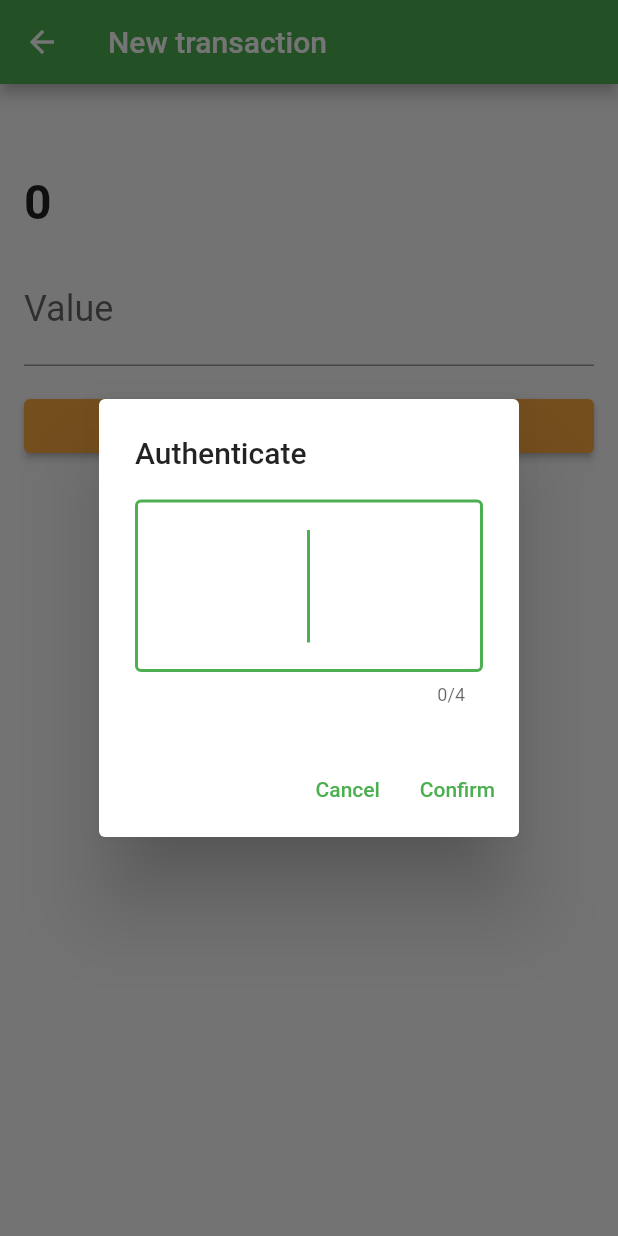
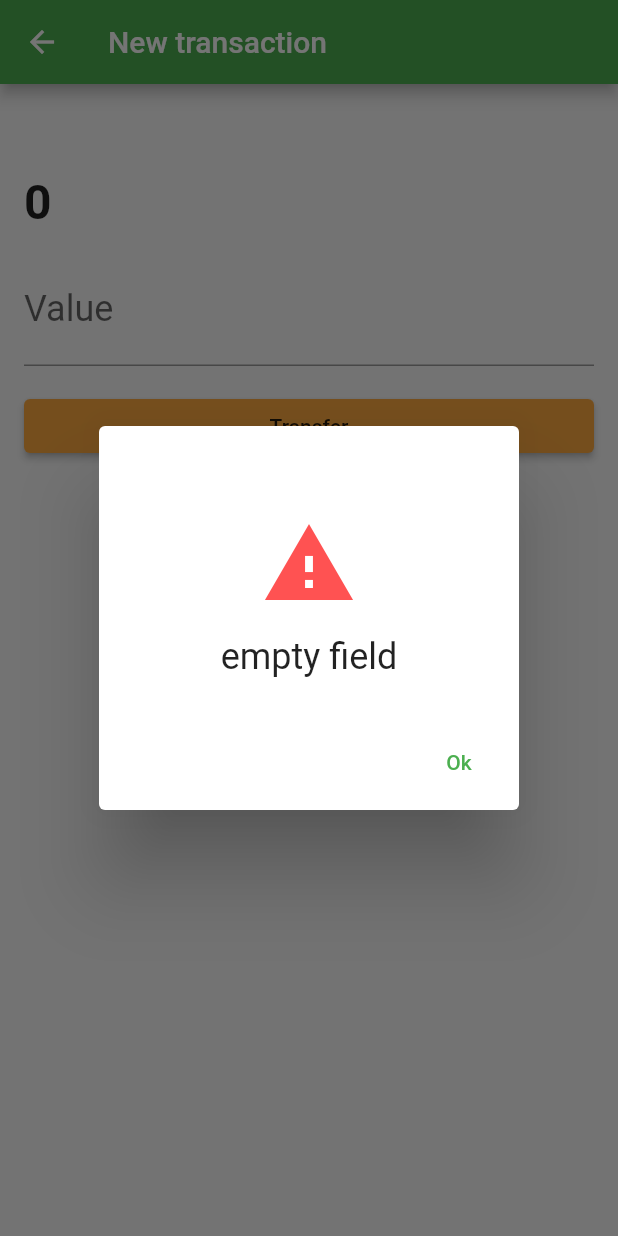
Before and after one commit to dnokaneda/flutter-bytebank, a Flutter app: the Transaction_form screen opened directly with empty values, after a tap on "Transfer", on a phone screen of 412 x 824 dp. Run offline on Flutter 3.47's test engine with Material 2 defaults, Android fonts, the phone set to English and light mode, and no system bars; our stand-ins replace sqflite; missing offline and left inert: http_interceptor; accounts and stored records are empty.

Commit message:
Curso 04: módulo 02

```diff
--- a/lib/api/transaction_webcliente.dart
+++ b/lib/api/transaction_webcliente.dart
@@ -23,7 +23,12 @@ class TransactionWebClient {
       body: transactionJson,
     ).timeout(timeout);
 
-    return Transaction_new.fromJson(jsonDecode(res.body));
+    if (res.statusCode == 200) {
+      return Transaction_new.fromJson(jsonDecode(res.body));
+    }
+
+    _throwHttpError(res.statusCode);
+    throw Exception('Unknown error');
   }
 
   List<Transaction_new> _toTransactions(Response res) {
@@ -41,4 +46,13 @@ class TransactionWebClient {
 
     // return transactions;
   }
+
+  void _throwHttpError(int statusCode) {
+    throw Exception(_statusCodeResponses[statusCode]);
+  }
+
+  static final Map<int, String> _statusCodeResponses = {
+    400: 'there was an error submitting transaction',
+    401: 'authentication failed',
+  };
 }
--- /dev/null
+++ b/lib/components/response_dialog.dart
@@ -0,0 +1,104 @@
+import 'package:flutter/material.dart';
+
+class ResponseDialog extends StatelessWidget {
+  final String title;
+  final String message;
+  final String buttonText;
+  final Color colorIcon;
+
+  ResponseDialog({
+    this.title = "",
+    this.message = "",
+    this.buttonText = 'Ok',
+    this.colorIcon = Colors.redAccent,
+  });
+
+  @override
+  Widget build(BuildContext context) {
+    return AlertDialog(
+      title: Visibility(
+        child: Text(title),
+        visible: title.isNotEmpty,
+      ),
+      content: Column(
+        mainAxisSize: MainAxisSize.min,
+        mainAxisAlignment: MainAxisAlignment.center,
+        crossAxisAlignment: CrossAxisAlignment.center,
+        children: <Widget>[
+          Visibility(
+            child: Padding(
+              padding: const EdgeInsets.only(top: 16.0),
+              child: Icon(
+                Icons.warning,
+                size: 64,
+                color: colorIcon,
+              ),
+            ),
+            visible: true,
+          ),
+          Visibility(
+            child: Padding(
+              padding: const EdgeInsets.only(top: 16.0),
+              child: Text(
+                message,
+                textAlign: TextAlign.center,
+                style: TextStyle(
+                  fontSize: 24.0,
+                ),
+              ),
+            ),
+            visible: message.isNotEmpty,
+          )
+        ],
+      ),
+      actions: <Widget>[
+        TextButton(
+          child: Text(buttonText),
+          onPressed: () => Navigator.pop(context),
+        ),
+      ],
+    );
+  }
+}
+
+class SuccessDialog extends StatelessWidget {
+  final String title;
+  final String message;
+  final IconData icon;
+
+  SuccessDialog({
+    required this.message,
+    this.title = 'Success',
+    this.icon = Icons.done,
+  });
+
+  @override
+  Widget build(BuildContext context) {
+    return ResponseDialog(
+      title: title,
+      message: message,
+      colorIcon: Colors.green,
+    );
+  }
+}
+
+class FailureDialog extends StatelessWidget {
+  final String title;
+  final String message;
+  final IconData icon;
+
+  FailureDialog(
+    this.message, {
+    this.title = 'Failure',
+    this.icon = Icons.warning,
+  });
+
+  @override
+  Widget build(BuildContext context) {
+    return ResponseDialog(
+      title: title,
+      message: message,
+      colorIcon: Colors.red,
+    );
+  }
+}
--- a/lib/screen/transaction_form.dart
+++ b/lib/screen/transaction_form.dart
@@ -1,6 +1,7 @@
 import 'package:bytebank/api/transaction_webcliente.dart';
 import 'package:flutter/material.dart';
 import 'package:bytebank/components/contact_new.dart';
+import 'package:bytebank/components/response_dialog.dart';
 import 'package:bytebank/components/transaction_new.dart';
 import 'package:bytebank/components/transaction_auth_dialog.dart';
 
@@ -60,22 +61,13 @@ class _TransactionFormState extends State<Transaction_form> {
                   width: double.maxFinite,
                   child: ElevatedButton(
                     child: Text('Transfer'), onPressed: () {
-                      showDialog(
-                        context: context,
-                        builder: (contextDialog) {
-                          return Transaction_Auth_Dialog(
-                            onConfirm: (String password) {
-                              final Transaction_new transactionCreated = Transaction_new(
-                                value: double.parse(_valueController.text),
-                                contact:  widget.contact.name,
-                                accountNumber:  widget.contact.accountNumber,
-                              );
-                              _save(transactionCreated, password, context, _webClient);
-                            },
-                          );
-                        },
-                      );
-                  },
+                      handleTransaction(
+                        _valueController,
+                        context,
+                        widget.contact,
+                        _webClient,
+                      ); // handleTransaction
+                    },
                   ),
                 ),
               )
@@ -87,13 +79,61 @@ class _TransactionFormState extends State<Transaction_form> {
   }
 }
 
-void _save (
+Future<void> handleTransaction(
+  TextEditingController _valueController,
+  BuildContext context,
+  Contact_new contact,
+  TransactionWebClient _webClient
+) async {
+  if(_valueController.text.isEmpty) {
+    showDialog(
+      context: context,
+      builder: (contextDialog) {
+        return ResponseDialog(message: 'empty field');
+      },
+    );
+  } else {
+    showDialog(
+      context: context,
+      builder: (contextDialog) {
+        return Transaction_Auth_Dialog(
+          onConfirm: (String password) {
+            final Transaction_new transactionCreated = Transaction_new(
+              value: double.parse(_valueController.text),
+              contact:  contact.name,
+              accountNumber:  contact.accountNumber,
+            );
+
+            saveNew(transactionCreated, password, context, _webClient);
+          },
+        );
+      },
+    ); // showDialog
+  }
+}
+
+Future<void> saveNew(
   Transaction_new transactionCreated,
   String password,
   BuildContext context,
   TransactionWebClient _webClient
 ) async {
-  // debugPrint(password);
-  _webClient.save(transactionCreated, password);
-  Navigator.pop(context);
+  try {
+    await _webClient.save(transactionCreated, password);
+    Navigator.pop(context);
+    showDialog(
+      context: context,
+      builder: (contextDialog) {
+        return SuccessDialog(message: 'successfull transaction');
+     },
+    );
+  } catch (error) {
+    final String message = error.toString().replaceAll('Exception: ', '');
+    showDialog(
+      context: context,
+      builder: (contextDialog) {
+        return ResponseDialog(message: message);
+     },
+    );
+  }
 }
```
